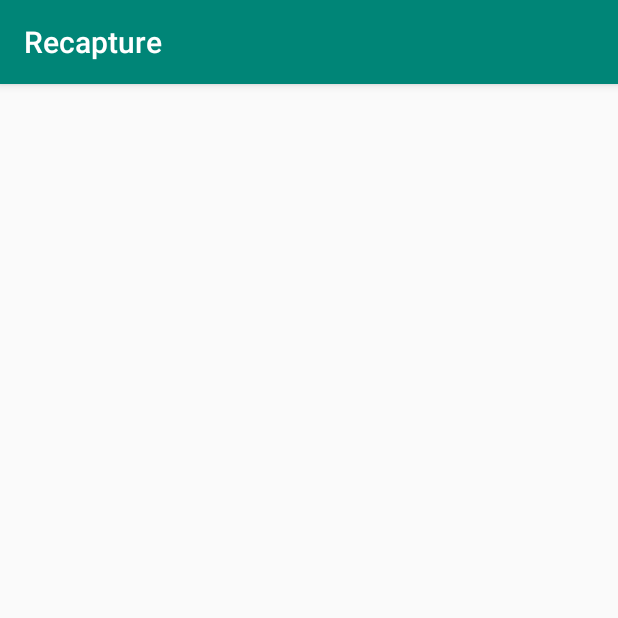
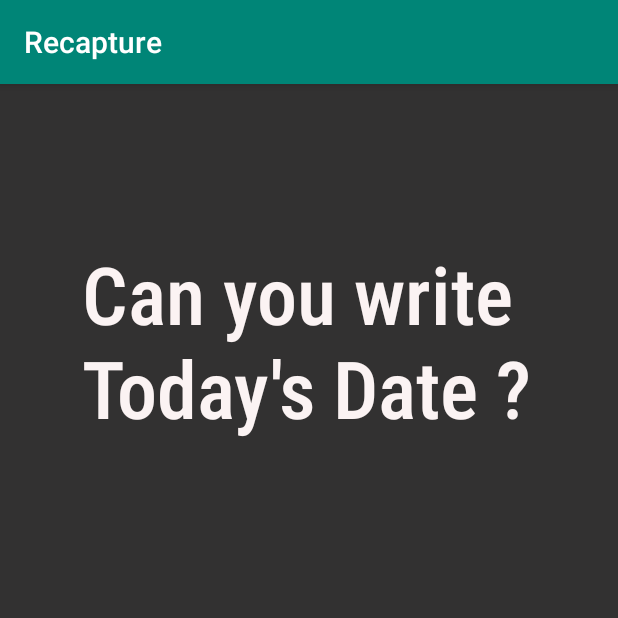
Before and after one commit to Bazifrasool/Recapture, an Android app: the Quiz_Page_2 screen opened directly, with no data from a screen before it, on a phone screen of 412 x 824 dp, the top half of it. Run offline under Robolectric (Android 15) with nearby library versions, the phone set to English and light mode, and no system bars.

Commit message:
Minor Changes and Bugfixes #1

```diff
--- a/app/src/main/res/layout/activity_main.xml
+++ b/app/src/main/res/layout/activity_main.xml
@@ -11,7 +11,7 @@
         android:layout_width="173dp"
         android:layout_height="48dp"
         android:layout_marginBottom="12dp"
-        android:text="Play"
+        android:text="Play for Yourself"
         android:onClick="buttonclick"
         app:layout_constraintBottom_toTopOf="@+id/Help_button"
         app:layout_constraintEnd_toEndOf="parent"
@@ -22,7 +22,7 @@
         android:layout_width="173dp"
         android:layout_height="48dp"
         android:layout_marginBottom="32dp"
-        android:text="Help"
+        android:text="Play for a Friend"
         app:layout_constraintBottom_toBottomOf="parent"
         app:layout_constraintEnd_toEndOf="parent"
         app:layout_constraintStart_toStartOf="parent" />
--- a/app/src/main/res/layout/activity_quiz__page_1.xml
+++ b/app/src/main/res/layout/activity_quiz__page_1.xml
@@ -36,8 +36,10 @@
         android:gravity="start|top"
         android:inputType="textMultiLine"
         app:layout_constraintEnd_toEndOf="parent"
+        android:textColor="#FAFFF7F7"
         app:layout_constraintStart_toStartOf="parent"
-        app:layout_constraintTop_toBottomOf="@+id/textView2" />
+        app:layout_constraintTop_toBottomOf="@+id/textView2"
+        />
 
     <TextView
         android:id="@+id/textView2"
@@ -45,10 +47,10 @@
         android:layout_height="wrap_content"
         android:layout_marginTop="8dp"
         android:text="(DD/MM/YY)"
-        android:textColor="#DAFFFFFF"
         android:textSize="30sp"
         app:layout_constraintEnd_toEndOf="parent"
         app:layout_constraintStart_toStartOf="parent"
+        android:textColor="#FAFFF7F7"
         app:layout_constraintTop_toBottomOf="@+id/textView" />
 
     <Button
--- a/app/src/main/res/layout/activity_quiz__page_2.xml
+++ b/app/src/main/res/layout/activity_quiz__page_2.xml
@@ -2,8 +2,28 @@
 <androidx.constraintlayout.widget.ConstraintLayout xmlns:android="http://schemas.android.com/apk/res/android"
     xmlns:app="http://schemas.android.com/apk/res-auto"
     xmlns:tools="http://schemas.android.com/tools"
+    android:background="#E9201F1F"
     android:layout_width="match_parent"
     android:layout_height="match_parent"
     tools:context=".Quiz_Page_2">
+    <TextView
+        android:id="@+id/textView"
+        android:layout_width="367dp"
+        android:layout_height="175dp"
+        android:layout_marginStart="31dp"
+        android:layout_marginTop="104dp"
+        android:layout_marginEnd="31dp"
+        android:autoSizeMaxTextSize="100sp"
+        android:autoSizeMinTextSize="8sp"
+        android:autoSizeTextType="uniform"
+        android:fontFamily="sans-serif-condensed-medium"
+        android:paddingLeft="32dp"
+        android:paddingRight="32dp"
+        android:text="@string/Question_1"
+        android:textColor="#FAFFF7F7"
+        android:textIsSelectable="false"
+        app:layout_constraintEnd_toEndOf="parent"
+        app:layout_constraintStart_toStartOf="parent"
+        app:layout_constraintTop_toTopOf="parent" />
 
 </androidx.constraintlayout.widget.ConstraintLayout>
--- a/app/src/main/res/values/strings.xml
+++ b/app/src/main/res/values/strings.xml
@@ -1,4 +1,5 @@
 <resources>
     <string name="app_name">Recapture</string>
     <string name="Question_1">Can you write Today\'s Date ?</string>
+    <string name="Question_2">Q2</string>
 </resources>
```
Also changed, not shown: app/src/main/java/com/example/recapture_v_0/Quiz_Page_1.java (+7 -3 lines).
